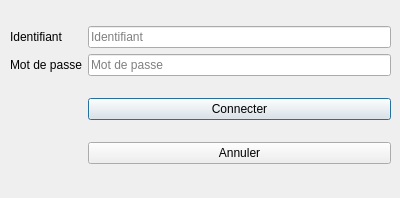
Qt form LoginForm.ui (Kurond/Projet_Qt) before a commit.
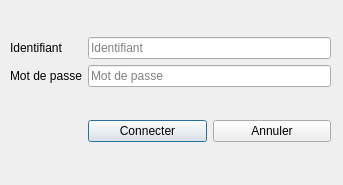
The same form after that commit.

Patch:
```diff
--- a/LoginForm.ui
+++ b/LoginForm.ui
@@ -6,8 +6,8 @@
    <rect>
     <x>0</x>
     <y>0</y>
-    <width>400</width>
-    <height>198</height>
+    <width>343</width>
+    <height>185</height>
    </rect>
   </property>
   <property name="windowTitle">
@@ -18,31 +18,24 @@
     <rect>
      <x>10</x>
      <y>10</y>
-     <width>381</width>
-     <height>171</height>
+     <width>321</width>
+     <height>161</height>
     </rect>
    </property>
    <layout class="QGridLayout" name="mainLayout">
-    <item row="1" column="2">
-     <widget class="QPushButton" name="connectButton">
-      <property name="text">
-       <string>Connecter</string>
-      </property>
-     </widget>
-    </item>
-    <item row="0" column="1">
-     <layout class="QVBoxLayout" name="verticalLayout">
+    <item row="3" column="2">
+     <layout class="QHBoxLayout" name="horizontalLayout">
       <item>
-       <widget class="QLabel" name="loginLabel">
+       <widget class="QPushButton" name="connectButton">
         <property name="text">
-         <string>Identifiant</string>
+         <string>Connecter</string>
         </property>
        </widget>
       </item>
       <item>
-       <widget class="QLabel" name="passLabel">
+       <widget class="QPushButton" name="cancelButon">
         <property name="text">
-         <string>Mot de passe</string>
+         <string>Annuler</string>
         </property>
        </widget>
       </item>
@@ -69,12 +62,23 @@
       </item>
      </layout>
     </item>
-    <item row="2" column="2">
-     <widget class="QPushButton" name="cancelButon">
-      <property name="text">
-       <string>Annuler</string>
-      </property>
-     </widget>
+    <item row="0" column="1">
+     <layout class="QVBoxLayout" name="verticalLayout">
+      <item>
+       <widget class="QLabel" name="loginLabel">
+        <property name="text">
+         <string>Identifiant</string>
+        </property>
+       </widget>
+      </item>
+      <item>
+       <widget class="QLabel" name="passLabel">
+        <property name="text">
+         <string>Mot de passe</string>
+        </property>
+       </widget>
+      </item>
+     </layout>
     </item>
    </layout>
   </widget>
```
